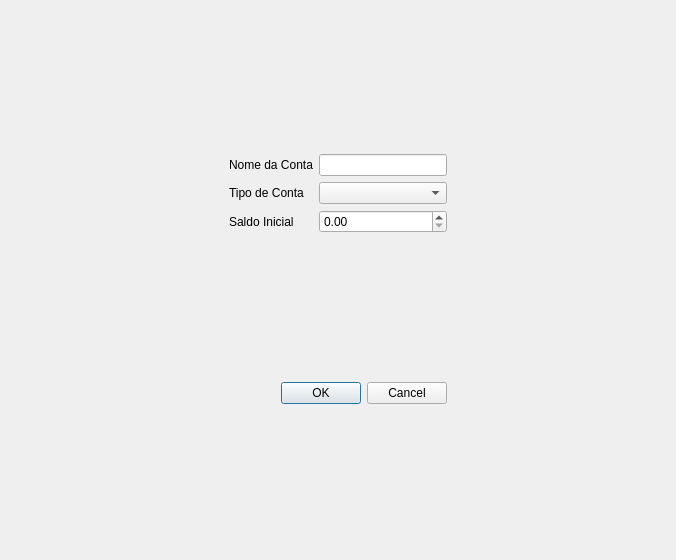
The window that MeuCentavoApp/Designer/FormsDashboard/FormsConfiguracoes/dialogAddEditConta.ui (bee0ne1/MeuCentavo) describes before a commit, drawn with Qt 5.
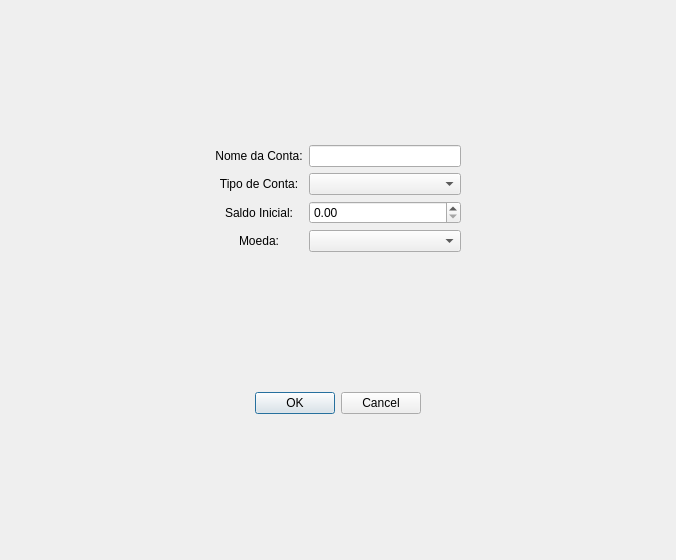
The same window after the commit.

What changed in the file:
```diff
--- a/MeuCentavoApp/Designer/FormsDashboard/FormsConfiguracoes/dialogAddEditConta.ui
+++ b/MeuCentavoApp/Designer/FormsDashboard/FormsConfiguracoes/dialogAddEditConta.ui
@@ -13,7 +13,7 @@
   <property name="windowTitle">
    <string>DialogAddEditConta</string>
   </property>
-  <layout class="QHBoxLayout" name="horizontalLayout_2">
+  <layout class="QHBoxLayout" name="horizontalLayout_3">
    <item>
     <layout class="QHBoxLayout" name="horizontalLayout">
      <item>
@@ -30,28 +30,34 @@
       </spacer>
      </item>
      <item>
-      <layout class="QVBoxLayout" name="verticalLayout">
+      <layout class="QVBoxLayout" name="verticalLayout" stretch="1,0">
        <item>
         <layout class="QGridLayout" name="gridLayout">
-         <item row="0" column="0">
-          <widget class="QLabel" name="label">
-           <property name="text">
-            <string>Nome da Conta</string>
-           </property>
-          </widget>
+         <item row="3" column="1">
+          <widget class="QComboBox" name="comboMoeda"/>
          </item>
          <item row="2" column="0">
           <widget class="QLabel" name="label_3">
            <property name="text">
-            <string>Saldo Inicial</string>
+            <string>Saldo Inicial:</string>
+           </property>
+           <property name="alignment">
+            <set>Qt::AlignmentFlag::AlignCenter</set>
            </property>
           </widget>
          </item>
          <item row="0" column="1">
           <widget class="QLineEdit" name="lineEditNome"/>
          </item>
-         <item row="1" column="1">
-          <widget class="QComboBox" name="comboBoxTipo"/>
+         <item row="3" column="0">
+          <widget class="QLabel" name="label_4">
+           <property name="text">
+            <string>Moeda:</string>
+           </property>
+           <property name="alignment">
+            <set>Qt::AlignmentFlag::AlignCenter</set>
+           </property>
+          </widget>
          </item>
          <item row="2" column="1">
           <widget class="QDoubleSpinBox" name="spinBoxSaldo"/>
@@ -59,18 +65,64 @@
          <item row="1" column="0">
           <widget class="QLabel" name="label_2">
            <property name="text">
-            <string>Tipo de Conta</string>
+            <string>Tipo de Conta:</string>
+           </property>
+           <property name="alignment">
+            <set>Qt::AlignmentFlag::AlignCenter</set>
+           </property>
+          </widget>
+         </item>
+         <item row="1" column="1">
+          <widget class="QComboBox" name="comboBoxTipo"/>
+         </item>
+         <item row="0" column="0">
+          <widget class="QLabel" name="label">
+           <property name="text">
+            <string>Nome da Conta:</string>
+           </property>
+           <property name="alignment">
+            <set>Qt::AlignmentFlag::AlignCenter</set>
            </property>
           </widget>
          </item>
         </layout>
        </item>
        <item>
-        <widget class="QDialogButtonBox" name="buttonBox">
-         <property name="standardButtons">
-          <set>QDialogButtonBox::StandardButton::Cancel|QDialogButtonBox::StandardButton::Ok</set>
-         </property>
-        </widget>
+        <layout class="QHBoxLayout" name="horizontalLayout_2">
+         <item>
+          <spacer name="horizontalSpacer_3">
+           <property name="orientation">
+            <enum>Qt::Orientation::Horizontal</enum>
+           </property>
+           <property name="sizeHint" stdset="0">
+            <size>
+             <width>40</width>
+             <height>20</height>
+            </size>
+           </property>
+          </spacer>
+         </item>
+         <item>
+          <widget class="QDialogButtonBox" name="buttonBox">
+           <property name="standardButtons">
+            <set>QDialogButtonBox::StandardButton::Cancel|QDialogButtonBox::StandardButton::Ok</set>
+           </property>
+          </widget>
+         </item>
+         <item>
+          <spacer name="horizontalSpacer_4">
+           <property name="orientation">
+            <enum>Qt::Orientation::Horizontal</enum>
+           </property>
+           <property name="sizeHint" stdset="0">
+            <size>
+             <width>40</width>
+             <height>20</height>
+            </size>
+           </property>
+          </spacer>
+         </item>
+        </layout>
        </item>
       </layout>
      </item>
```
